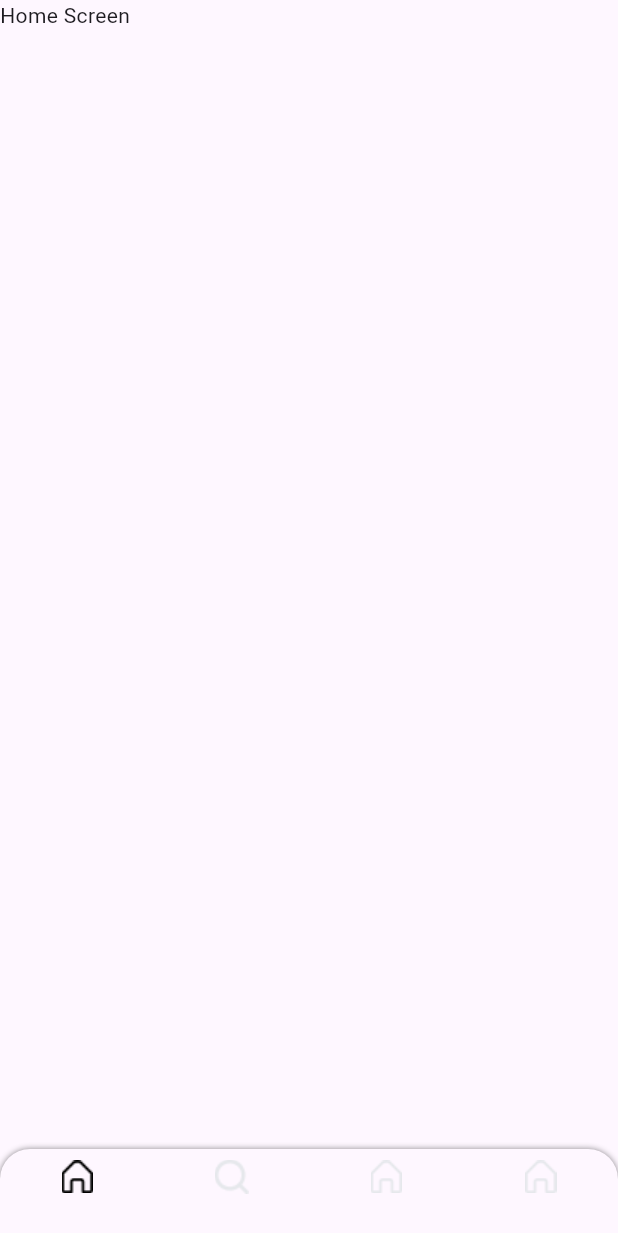
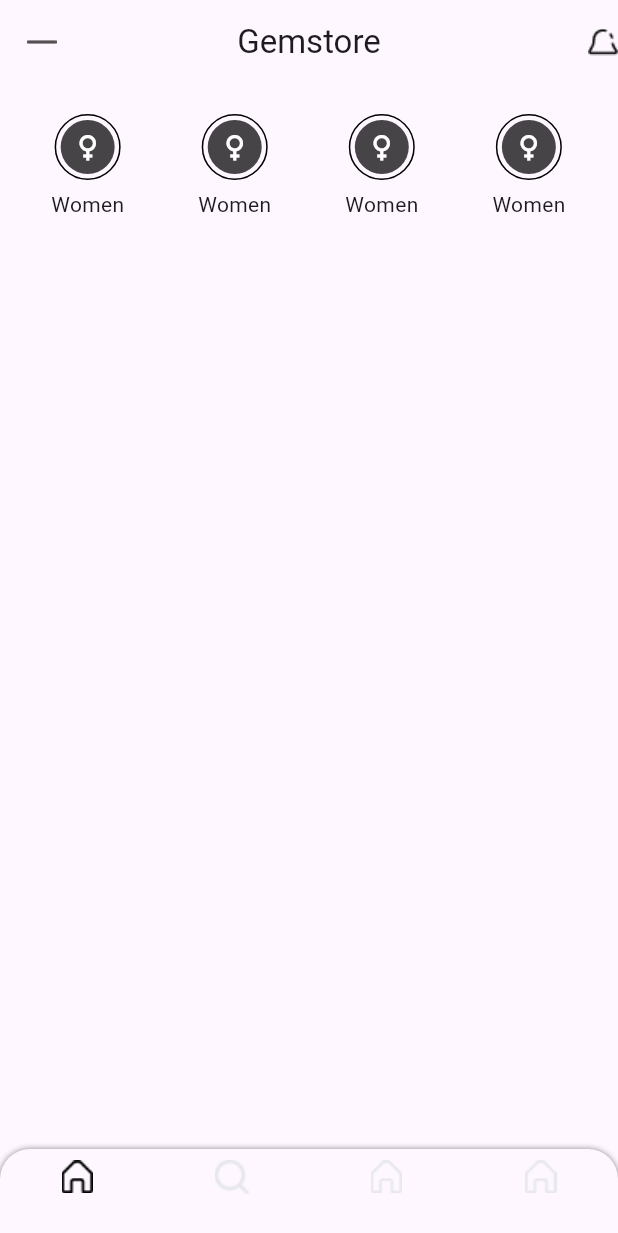
Before and after one commit to SayuNirappel/flux_store, a Flutter app: the BottomNavbarScreen screen opened directly, on a phone screen of 412 x 824 dp. Shown: the top 1233 px of the screen. Run offline on Flutter 3.47's test engine with Material 3 defaults, Android fonts, the phone set to English and light mode, and no system bars.

Commit message:
tabs generated as inkwell column and tabs with extracted method

```diff
--- a/lib/utils/constants/image_constants.dart
+++ b/lib/utils/constants/image_constants.dart
@@ -6,4 +6,6 @@ class ImageConstants {
   static String inactivehomeIcon = "assets/images/Vector (1).png";
   static String activesearchIcon = "assets/images/searchactive.png";
   static String inactivesearchIcon = "assets/images/searchinactive.png";
+  static String moreIcon = "assets/images/moreicon.png";
+  static String notificationIcon = "assets/images/noticon.png";
 }
--- a/lib/view/home_screen/home_screen.dart
+++ b/lib/view/home_screen/home_screen.dart
@@ -1,4 +1,6 @@
 import 'package:flutter/material.dart';
+import 'package:flux_store/utils/constants/color_constants.dart';
+import 'package:flux_store/utils/constants/image_constants.dart';
 
 void main() {}
 
@@ -8,9 +10,47 @@ class HomeScreen extends StatelessWidget {
   @override
   Widget build(BuildContext context) {
     return Scaffold(
-      body: Container(
-        child: Text("Home Screen"),
-      ),
+        appBar: AppBar(
+          leading: Image.asset(ImageConstants.moreIcon),
+          title: Text("Gemstore"),
+          centerTitle: true,
+          actions: [Image.asset(ImageConstants.notificationIcon)],
+        ),
+        body: SingleChildScrollView(
+          child: Padding(
+            padding: const EdgeInsets.only(left: 34, right: 35, top: 20),
+            child: Column(
+              children: [_buildCategorySection()],
+            ),
+          ),
+        ));
+  }
+
+  Row _buildCategorySection() {
+    return Row(
+      mainAxisAlignment: MainAxisAlignment.spaceBetween,
+      children: List.generate(
+          4,
+          (index) => Column(
+                spacing: 6,
+                children: [
+                  Container(
+                    padding: EdgeInsets.all(3),
+                    decoration: BoxDecoration(
+                        borderRadius: BorderRadius.circular(100),
+                        border: Border.all()),
+                    child: CircleAvatar(
+                      backgroundColor: ColorConstants.kofblack,
+                      radius: 18,
+                      child: Icon(
+                        Icons.female,
+                        color: ColorConstants.white,
+                      ),
+                    ),
+                  ),
+                  Text("Women")
+                ],
+              )),
     );
   }
 }
```
Also changed, not shown: assets/images/moreicon.png (added), assets/images/noticon.png (added).
